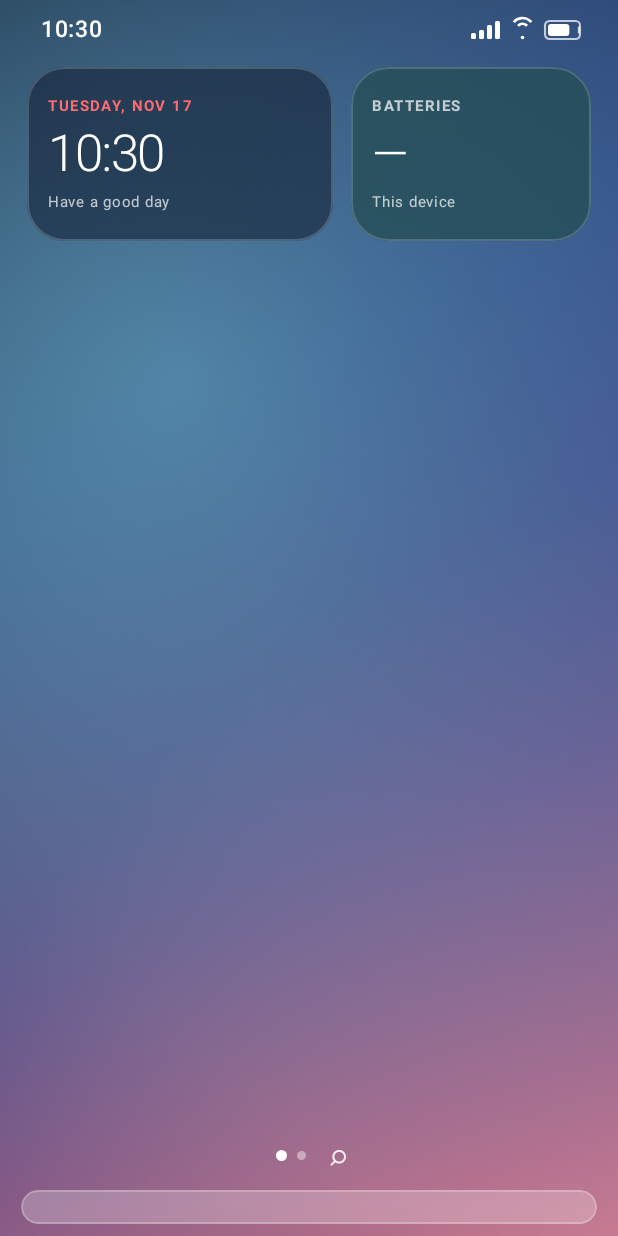
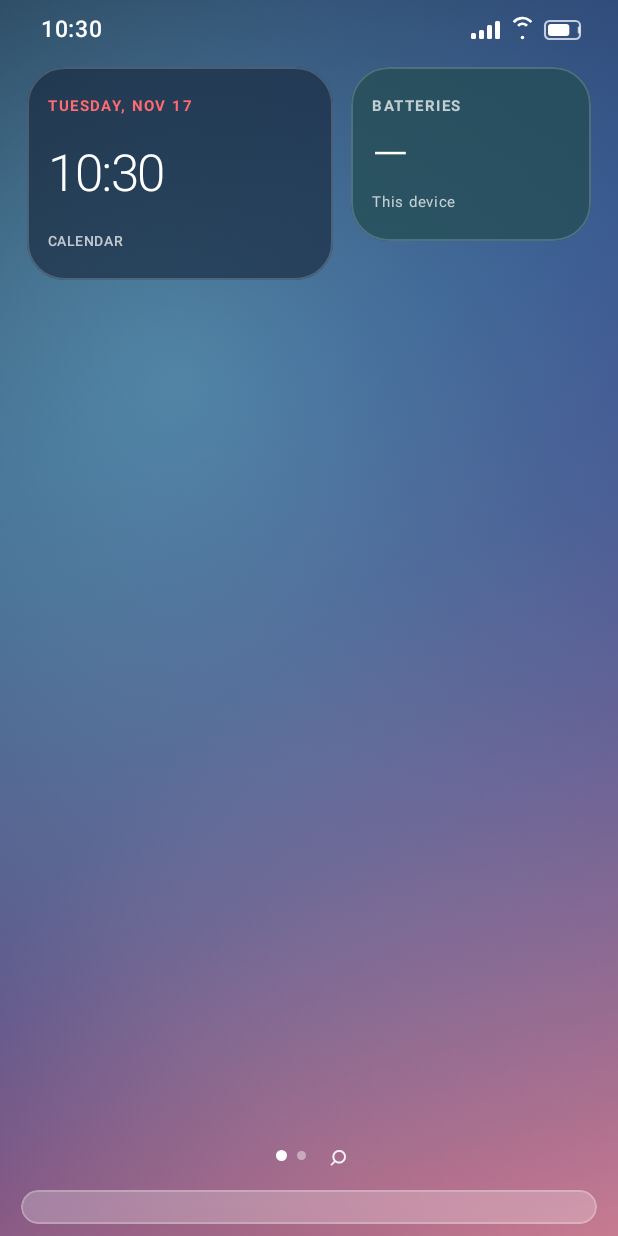
Before and after one commit to nagachaitanyaappana/iDroid, an Android app built with Jetpack Compose: the screen it shows after launch (MainActivity), on a phone screen of 412 x 824 dp. Run offline under Robolectric (Android 15) with nearby library versions, the phone set to English and light mode, and no system bars.

Commit message:
Polish home screen widgets with roomier iOS-style proportions

```diff
--- a/app/src/main/java/com/example/idroid/ui/components/IosWidgets.kt
+++ b/app/src/main/java/com/example/idroid/ui/components/IosWidgets.kt
@@ -71,7 +71,7 @@ fun IosWidgetSection(modifier: Modifier = Modifier) {
         Column(
             modifier = Modifier
                 .weight(1.12f)
-                .height(116.dp)
+                .height(142.dp)
                 .clip(RoundedCornerShape(25.dp))
                 .background(Color(0xFF18283E).copy(alpha = 0.66f))
                 .border(1.dp, Color.White.copy(alpha = 0.18f), RoundedCornerShape(25.dp))
@@ -93,9 +93,11 @@ fun IosWidgetSection(modifier: Modifier = Modifier) {
                 letterSpacing = (-1).sp
             )
             Text(
-                text = "Have a good day",
+                text = "CALENDAR",
                 color = Color.White.copy(alpha = 0.72f),
-                fontSize = 10.sp
+                fontSize = 9.sp,
+                fontWeight = FontWeight.Medium,
+                letterSpacing = 0.8.sp
             )
         }
 
```
